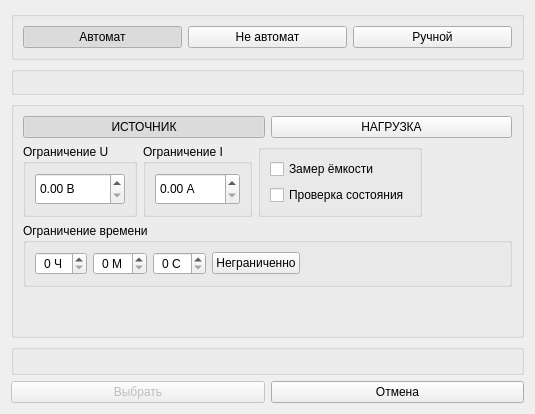
The window that data/zrmmethodchoose.ui (dostapazov/powermon) describes before a commit, drawn with Qt 5.
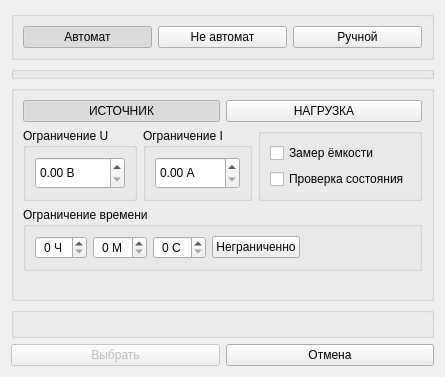
The same window after the commit. Icons and pictures are not drawn. Custom widgets are drawn as their Qt base class.

```diff
--- a/data/zrmmethodchoose.ui
+++ b/data/zrmmethodchoose.ui
@@ -6,8 +6,8 @@
    <rect>
     <x>0</x>
     <y>0</y>
-    <width>535</width>
-    <height>414</height>
+    <width>394</width>
+    <height>362</height>
    </rect>
   </property>
   <property name="sizePolicy">
@@ -188,8 +188,8 @@
           </property>
           <property name="iconSize">
            <size>
-            <width>48</width>
-            <height>48</height>
+            <width>24</width>
+            <height>24</height>
            </size>
           </property>
           <property name="checkable">
@@ -220,8 +220,8 @@
           </property>
           <property name="iconSize">
            <size>
-            <width>48</width>
-            <height>48</height>
+            <width>24</width>
+            <height>24</height>
            </size>
           </property>
           <property name="checkable">
```
